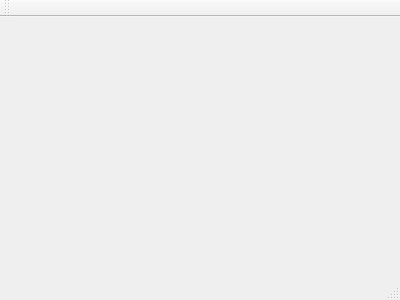
This is mainwindow.ui in Vazzi/Stalker-Editor as Qt 5 draws it before an edit. The edited form follows.
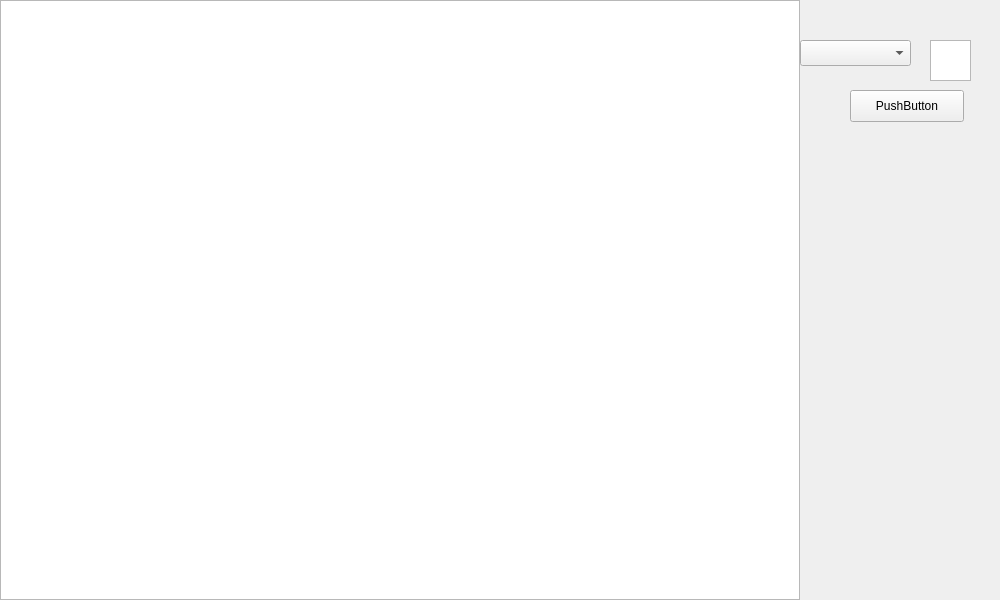
This is the edited form.

Commit message: MySceen Class

```diff
--- a/mainwindow.ui
+++ b/mainwindow.ui
@@ -1,24 +1,115 @@
 <ui version="4.0">
  <class>MainWindow</class>
- <widget class="QMainWindow" name="MainWindow" >
-  <property name="geometry" >
+ <widget class="QMainWindow" name="MainWindow">
+  <property name="geometry">
    <rect>
     <x>0</x>
     <y>0</y>
-    <width>400</width>
-    <height>300</height>
+    <width>1000</width>
+    <height>600</height>
    </rect>
   </property>
-  <property name="windowTitle" >
+  <property name="minimumSize">
+   <size>
+    <width>1000</width>
+    <height>600</height>
+   </size>
+  </property>
+  <property name="maximumSize">
+   <size>
+    <width>1000</width>
+    <height>600</height>
+   </size>
+  </property>
+  <property name="windowTitle">
    <string>MainWindow</string>
   </property>
-  <widget class="QMenuBar" name="menuBar" />
-  <widget class="QToolBar" name="mainToolBar" />
-  <widget class="QWidget" name="centralWidget" />
-  <widget class="QStatusBar" name="statusBar" />
+  <widget class="QWidget" name="centralWidget">
+   <widget class="QGraphicsView" name="graphicsView">
+    <property name="geometry">
+     <rect>
+      <x>0</x>
+      <y>0</y>
+      <width>800</width>
+      <height>600</height>
+     </rect>
+    </property>
+    <property name="sizePolicy">
+     <sizepolicy hsizetype="Fixed" vsizetype="Fixed">
+      <horstretch>0</horstretch>
+      <verstretch>0</verstretch>
+     </sizepolicy>
+    </property>
+    <property name="minimumSize">
+     <size>
+      <width>800</width>
+      <height>600</height>
+     </size>
+    </property>
+    <property name="maximumSize">
+     <size>
+      <width>800</width>
+      <height>600</height>
+     </size>
+    </property>
+    <property name="mouseTracking">
+     <bool>false</bool>
+    </property>
+    <property name="autoFillBackground">
+     <bool>false</bool>
+    </property>
+    <property name="verticalScrollBarPolicy">
+     <enum>Qt::ScrollBarAlwaysOff</enum>
+    </property>
+    <property name="horizontalScrollBarPolicy">
+     <enum>Qt::ScrollBarAlwaysOff</enum>
+    </property>
+    <property name="foregroundBrush">
+     <brush brushstyle="NoBrush">
+      <color alpha="255">
+       <red>150</red>
+       <green>150</green>
+       <blue>150</blue>
+      </color>
+     </brush>
+    </property>
+   </widget>
+   <widget class="QPushButton" name="pushButton">
+    <property name="geometry">
+     <rect>
+      <x>850</x>
+      <y>90</y>
+      <width>114</width>
+      <height>32</height>
+     </rect>
+    </property>
+    <property name="text">
+     <string>PushButton</string>
+    </property>
+   </widget>
+   <widget class="QGraphicsView" name="graphicsView_2">
+    <property name="geometry">
+     <rect>
+      <x>930</x>
+      <y>40</y>
+      <width>41</width>
+      <height>41</height>
+     </rect>
+    </property>
+   </widget>
+   <widget class="QComboBox" name="comboBox">
+    <property name="geometry">
+     <rect>
+      <x>800</x>
+      <y>40</y>
+      <width>111</width>
+      <height>26</height>
+     </rect>
+    </property>
+   </widget>
+  </widget>
  </widget>
- <layoutDefault spacing="6" margin="11" />
- <pixmapfunction></pixmapfunction>
+ <layoutdefault spacing="6" margin="11"/>
  <resources/>
  <connections/>
 </ui>
```
Left out of the diff: 1 changed line with no effect on the pictures. The commit also changes 6 other files.
